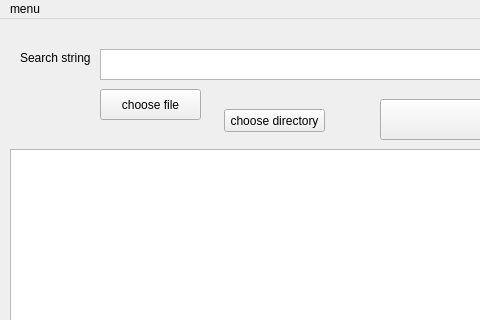
N1kla3/ILang1, file gui.ui: the form before one commit; both pictures show x 0 to 480 and y 0 to 320 of the 840 by 600 pixel window.
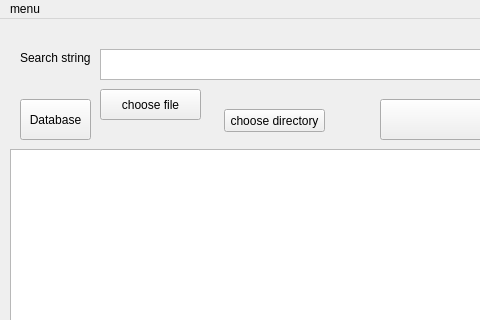
The form after the commit. Icons and pictures are not drawn.

```diff
--- a/gui.ui
+++ b/gui.ui
@@ -119,6 +119,19 @@
      <string>Statistics</string>
     </property>
    </widget>
+   <widget class="QPushButton" name="database">
+    <property name="geometry">
+     <rect>
+      <x>20</x>
+      <y>80</y>
+      <width>71</width>
+      <height>41</height>
+     </rect>
+    </property>
+    <property name="text">
+     <string>Database</string>
+    </property>
+   </widget>
   </widget>
   <widget class="QMenuBar" name="menubar">
    <property name="geometry">
```
